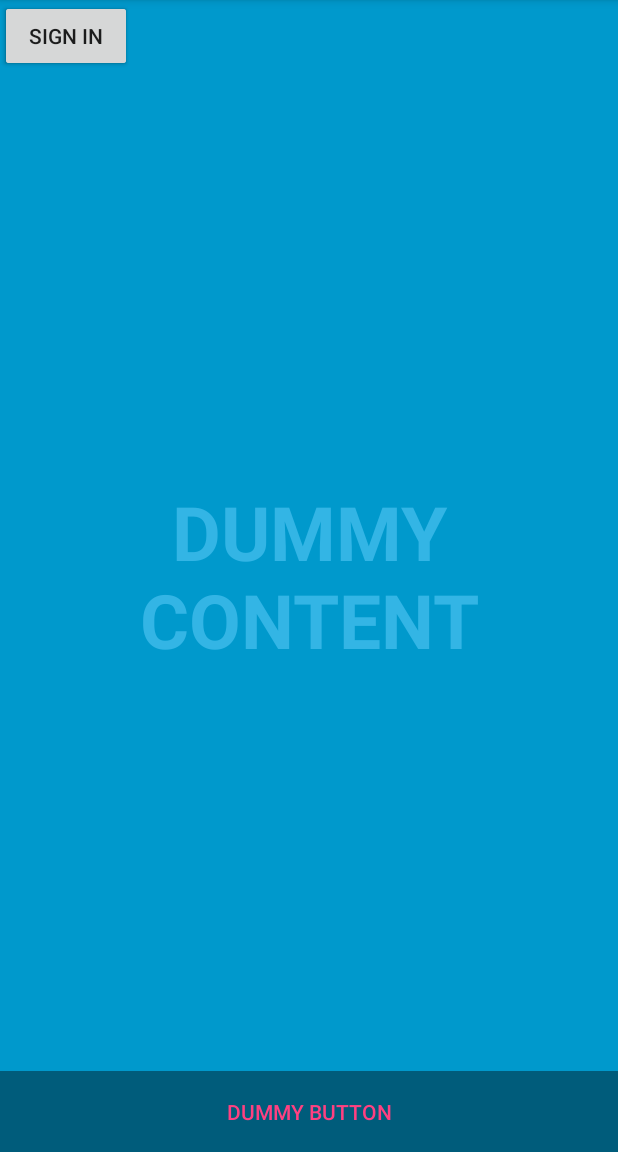
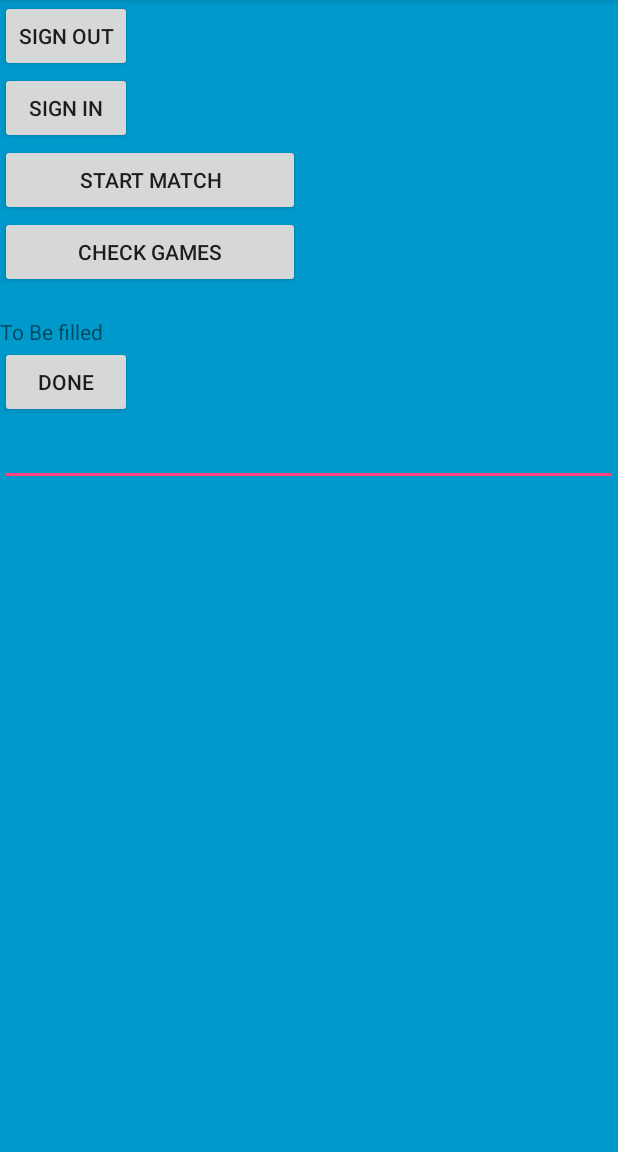
Before and after one commit to MaximBravo/Palooza, an Android app: the screen it shows after launch (FullscreenActivity), on a phone screen of 412 x 824 dp, the part 84-1236 px from its top. Run offline under Robolectric (Android 15) with nearby library versions, the light colour scheme and no system bars; 2 statements that could not run were skipped.

Commit message:
Basic chat app functionality

```diff
--- a/app/src/main/java/com/maximbravo/palooza/FullscreenActivity.java
+++ b/app/src/main/java/com/maximbravo/palooza/FullscreenActivity.java
@@ -14,6 +14,7 @@ import android.os.Handler;
 import android.util.Log;
 import android.view.MotionEvent;
 import android.view.View;
+import android.widget.EditText;
 import android.widget.TextView;
 import android.widget.Toast;
 
@@ -78,6 +79,7 @@ public class FullscreenActivity extends AppCompatActivity
     // This is the current match we're in; null if not loaded
     public TurnBasedMatch mMatch;
 
+    public Game mTurnData;
     // This is the current match data after being unpersisted.
     // Do not retain references to match data once you have
     // taken an action on the match, such as takeTurn()
@@ -156,11 +158,12 @@ public class FullscreenActivity extends AppCompatActivity
         findViewById(R.id.sign_out_button).setOnClickListener(this);
         findViewById(R.id.sign_in_button).setOnClickListener(this);
 
+        mDataView = (TextView) findViewById(R.id.game);
+        mContentView = findViewById(R.id.content);
         //\\mDataView = ((TextView) findViewById(R.id.data_view));
         //\\mTurnTextView = ((TextView) findViewById(R.id.turn_counter_view));
         mVisible = true;
-        mControlsView = findViewById(R.id.fullscreen_content_controls);
-        mContentView = findViewById(R.id.fullscreen_content);
+
 
 
         // Set up the user interaction to manually show or hide the system UI.
@@ -174,13 +177,7 @@ public class FullscreenActivity extends AppCompatActivity
         // Upon interacting with UI controls, delay any scheduled hide()
         // operations to prevent the jarring behavior of controls going away
         // while interacting with the UI.
-        findViewById(R.id.dummy_button).setOnTouchListener(new View.OnTouchListener() {
-            @Override
-            public boolean onTouch(View v, MotionEvent event) {
-                hide();
-                return true;
-            }
-        });
+
     }
     private void hide() {
 
@@ -189,7 +186,6 @@ public class FullscreenActivity extends AppCompatActivity
         if (actionBar != null) {
             actionBar.hide();
         }
-        mControlsView.setVisibility(View.GONE);
         mVisible = false;
 
         // Schedule a runnable to remove the status and navigation bar after a delay
@@ -470,15 +466,25 @@ public class FullscreenActivity extends AppCompatActivity
     }\*/
     // Upload your new gamestate, then take a turn, and pass it on to the next
     // player.
-    /*\public void onDoneClicked(View view) {
-        showSpinner();
+    public void onDoneClicked(View view) {
 
+        EditText inputfield = (EditText) findViewById(R.id.input);
+        String message = inputfield.getText().toString();
         String nextParticipantId = getNextParticipantId();
+        String name = mMatch.getParticipant(nextParticipantId).getDisplayName();
         // Create the next turn
         mTurnData.turnCounter += 1;
-        mTurnData.data = boardState;
+        mTurnData.data += "\t\t" + name + " says: \n\t\t" + message + "\n";
 
-        showSpinner();
+        mContentView.setBackgroundColor(Color.BLUE);
+        findViewById(R.id.sign_in_button).setVisibility(View.VISIBLE);
+        findViewById(R.id.sign_out_button).setVisibility(View.VISIBLE);
+        findViewById(R.id.startMatchButton).setVisibility(View.VISIBLE);
+        findViewById(R.id.checkGamesButton).setVisibility(View.VISIBLE);
+
+        findViewById(R.id.input).setVisibility(View.GONE);
+        findViewById(R.id.game).setVisibility(View.GONE);
+        findViewById(R.id.doneButton).setVisibility(View.GONE);
 
         Games.TurnBasedMultiplayer.takeTurn(mGoogleApiClient, mMatch.getMatchId(),
                 mTurnData.persist(), nextParticipantId).setResultCallback(
@@ -490,7 +496,7 @@ public class FullscreenActivity extends AppCompatActivity
                 });
 
         mTurnData = null;
-    }\*/
+    }
 
     // Sign-in, Sign out behavior
 
@@ -525,19 +531,20 @@ public class FullscreenActivity extends AppCompatActivity
     }
 
     // Switch to gameplay view.
-    /*\public void setGameplayUI() {
+    public void setGameplayUI() {
         isDoingTurn = true;
-        setViewVisibility();
+        //setViewVisibility();
+        mContentView.setBackgroundColor(Color.WHITE);
+        findViewById(R.id.sign_in_button).setVisibility(View.GONE);
+        findViewById(R.id.sign_out_button).setVisibility(View.GONE);
+        findViewById(R.id.startMatchButton).setVisibility(View.GONE);
+        findViewById(R.id.checkGamesButton).setVisibility(View.GONE);
+        findViewById(R.id.game).setVisibility(View.VISIBLE);
+        findViewById(R.id.input).setVisibility(View.VISIBLE);
+        findViewById(R.id.doneButton).setVisibility(View.VISIBLE);
+
         mDataView.setText(mTurnData.data);
-        for(int i = 1; i <= mTurnData.data.length(); i++){
-            if(mTurnData.data.charAt(i-1) == '1'){
-                convertToColor(i, Color.RED);
-            } else if(mTurnData.data.charAt(i-1) == '2'){
-                convertToColor(i, Color.BLUE);
-            }
-        }
-        mTurnTextView.setText("Turn " + mTurnData.turnCounter);
-    }\*/
+    }
 
     /*\public void convertToColor(int id, int color){
         View v;
@@ -822,12 +829,11 @@ public class FullscreenActivity extends AppCompatActivity
                 showWarning("Complete!",
                         "This game is over; someone finished it!  You can only finish it now.");
         }
-
         // OK, it's active. Check on turn status.
         switch (turnStatus) {
             case TurnBasedMatch.MATCH_TURN_STATUS_MY_TURN:
-                //\\mTurnData = SkeletonTurn.unpersist(mMatch.getData());
-                //\\setGameplayUI();
+                mTurnData = Game.unpersist(mMatch.getData());
+                setGameplayUI();
                 return;
             case TurnBasedMatch.MATCH_TURN_STATUS_THEIR_TURN:
                 // Should return results.
--- a/app/src/main/res/layout/activity_fullscreen.xml
+++ b/app/src/main/res/layout/activity_fullscreen.xml
@@ -1,23 +1,14 @@
-<FrameLayout xmlns:android="http://schemas.android.com/apk/res/android"
+<LinearLayout
+    xmlns:android="http://schemas.android.com/apk/res/android"
     xmlns:tools="http://schemas.android.com/tools"
     android:layout_width="match_parent"
     android:layout_height="match_parent"
+    android:orientation="vertical"
     android:background="#0099cc"
+    android:id="@+id/content"
     tools:context="com.maximbravo.palooza.FullscreenActivity">
 
-    <!-- The primary full-screen view. This can be replaced with whatever view
-         is needed to present your content, e.g. VideoView, SurfaceView,
-         TextureView, etc. -->
-    <TextView
-        android:id="@+id/fullscreen_content"
-        android:layout_width="match_parent"
-        android:layout_height="match_parent"
-        android:gravity="center"
-        android:keepScreenOn="true"
-        android:text="@string/dummy_content"
-        android:textColor="#33b5e5"
-        android:textSize="50sp"
-        android:textStyle="bold" />
+
     <Button
         android:id="@+id/sign_out_button"
         android:layout_width="wrap_content"
@@ -28,37 +19,39 @@
         android:text="Sign In"
         android:layout_width="wrap_content"
         android:layout_height="wrap_content" />
+    <Button
+        android:id="@+id/startMatchButton"
+        android:layout_width="200dp"
+        android:layout_height="wrap_content"
+        android:onClick="onStartMatchClicked"
+        android:text="@string/start_match" />
+
+    <Button
+        android:id="@+id/checkGamesButton"
+        android:layout_width="200dp"
+        android:layout_height="wrap_content"
+        android:onClick="onCheckGamesClicked"
+        android:text="@string/check_games" />
 
     <TextView
         android:id="@+id/name_field"
         android:layout_width="wrap_content"
         android:layout_height="wrap_content" />
-    <!-- This FrameLayout insets its children based on system windows using
-         android:fitsSystemWindows. -->
-    <FrameLayout
+
+    <TextView
+        android:id="@+id/game"
         android:layout_width="match_parent"
-        android:layout_height="match_parent"
-        android:fitsSystemWindows="true">
+        android:layout_height="wrap_content"
+        android:text="To Be filled"/>
+<Button
+    android:onClick="onDoneClicked"
+    android:text="@string/done"
+    android:id="@+id/doneButton"
+    android:layout_width="wrap_content"
+    android:layout_height="wrap_content" />
+    <EditText
+        android:id="@+id/input"
+        android:layout_width="match_parent"
+        android:layout_height="wrap_content" />
 
-        <LinearLayout
-            android:id="@+id/fullscreen_content_controls"
-            style="?metaButtonBarStyle"
-            android:layout_width="match_parent"
-            android:layout_height="wrap_content"
-            android:layout_gravity="bottom|center_horizontal"
-            android:background="@color/black_overlay"
-            android:orientation="horizontal"
-            tools:ignore="UselessParent">
-
-            <Button
-                android:id="@+id/dummy_button"
-                style="?metaButtonBarButtonStyle"
-                android:layout_width="0dp"
-                android:layout_height="wrap_content"
-                android:layout_weight="1"
-                android:text="@string/dummy_button" />
-
-        </LinearLayout>
-    </FrameLayout>
-
-</FrameLayout>
+</LinearLayout>
```
Also changed, not shown: app/src/main/java/com/maximbravo/palooza/Game.java (added, +86 -0 lines).
